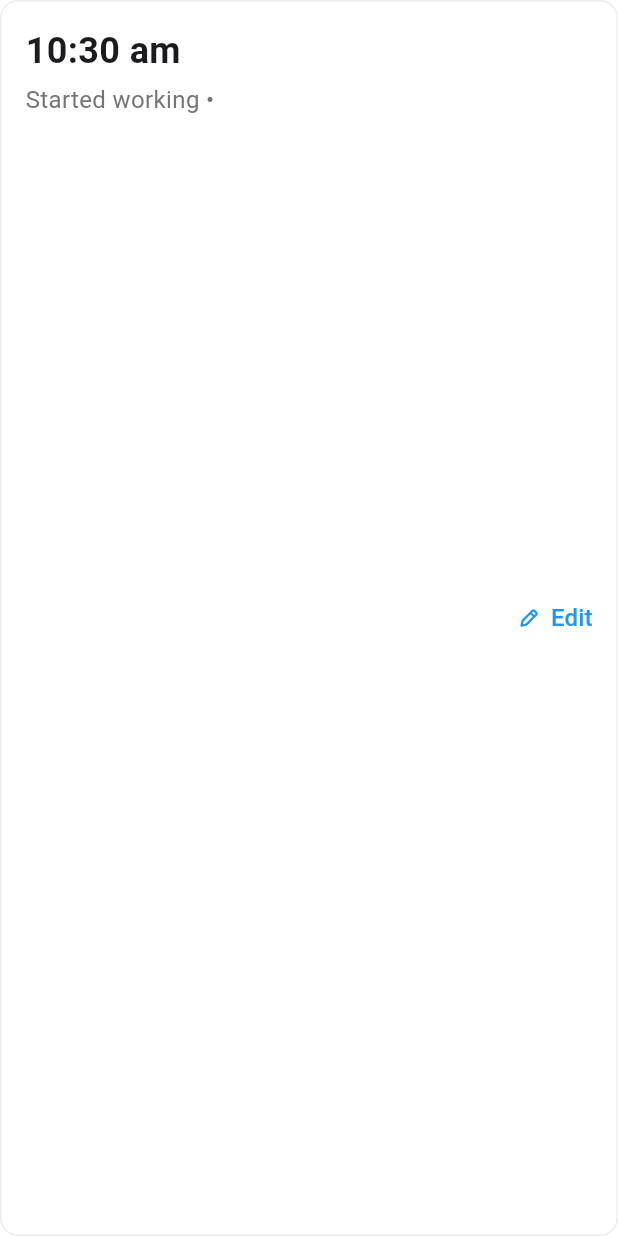
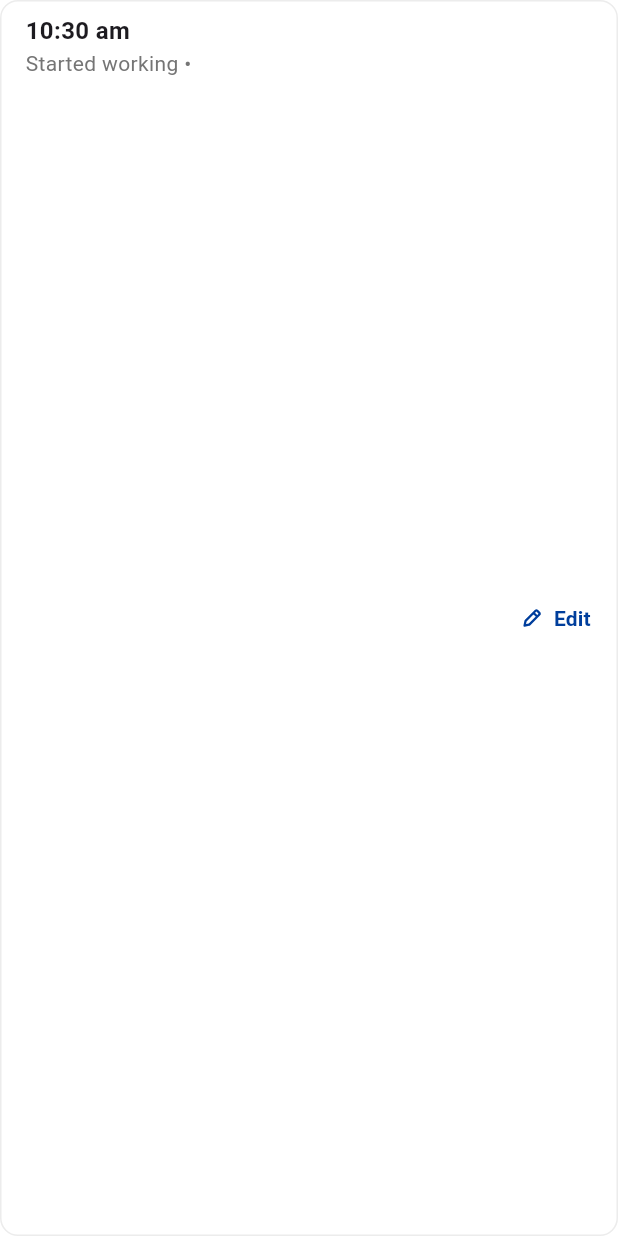
Before and after one commit to kabbo25/new_design, a Flutter app: the WorkingStatusCard widget shown alone on an empty page, opened directly with empty values, on a phone screen of 412 x 824 dp. Run offline on Flutter 3.47's test engine with Material 3 defaults, Android fonts, the phone set to English and light mode, and no system bars; our stand-ins replace connectivity_plus, flutter_svg, gap, geocoding, geolocator, go_router and 1 more; missing offline and left inert: gif_view, network_info_plus; generated files the repository leaves out were written again; project files that could hold a hidden picture were left out.

```diff
--- a/lib/features/finish_working/view/widgets/working_status_card.dart
+++ b/lib/features/finish_working/view/widgets/working_status_card.dart
@@ -1,6 +1,7 @@
 import 'package:flutter/material.dart';
 import 'package:flutter_svg/flutter_svg.dart';
 import 'package:gap/gap.dart';
+import 'package:new_design/core/theme/app_text_styles.dart';
 import 'package:new_design/features/finish_working/model/working_status.dart';
 
 import '../../../../core/generated/assets.dart';
@@ -20,7 +21,7 @@ class WorkingStatusCard extends StatelessWidget {
     final isStarting = workingStatus.workMode == WorkMode.starting;
 
     return Container(
-      padding: const EdgeInsets.all(16),
+      padding: const EdgeInsets.symmetric(vertical: 8, horizontal: 16),
       decoration: BoxDecoration(
         color: Colors.white,
         borderRadius: BorderRadius.circular(12),
@@ -37,17 +38,14 @@ class WorkingStatusCard extends StatelessWidget {
                 Text(
                   _formatTime(workingStatus.time),
                   style: const TextStyle(
-                    fontSize: 24,
+                    fontSize: 16,
                     fontWeight: FontWeight.bold,
                   ),
                 ),
-                const Gap(4),
+                //const Gap(4),
                 Text(
                   '${isStarting ? 'Started' : 'Finished'} working • ${workingStatus.location}',
-                  style: TextStyle(
-                    fontSize: 16,
-                    color: Colors.grey[600],
-                  ),
+                  style: AppTextStyles.subtitle2,
                 ),
               ],
             ),
@@ -63,19 +61,11 @@ class WorkingStatusCard extends StatelessWidget {
               children: [
                 SvgPicture.asset(
                   Assets.svgsEdit,
-                  colorFilter: const ColorFilter.mode(
-                    Colors.blue,
-                    BlendMode.srcIn,
-                  ),
                 ),
                 const Gap(8),
                 const Text(
                   'Edit',
-                  style: TextStyle(
-                    color: Colors.blue,
-                    fontSize: 16,
-                    fontWeight: FontWeight.w500,
-                  ),
+                  style: AppTextStyles.buttonText,
                 ),
               ],
             ),
```
Also changed, not shown: lib/features/finish_working/view/pages/finish_working_page.dart (+25 -10 lines), lib/features/finish_working/viewmodel/finish_working_view_model.dart (+9 -5 lines).
